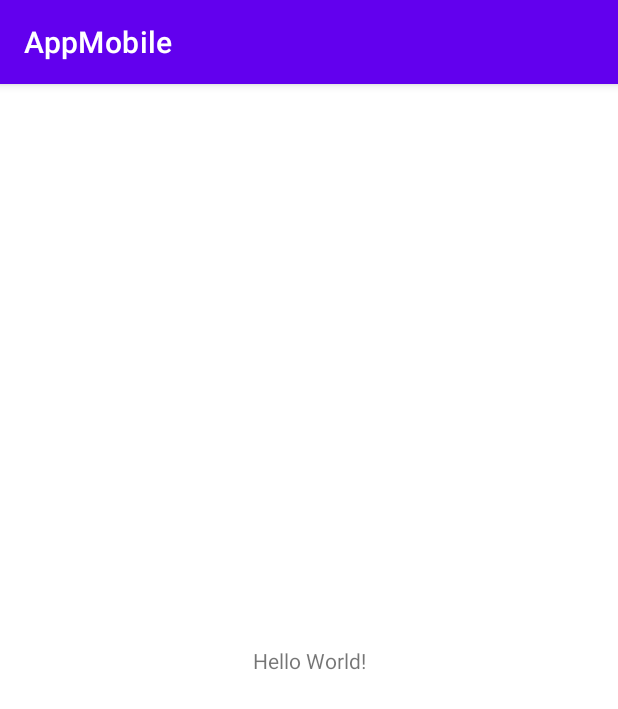
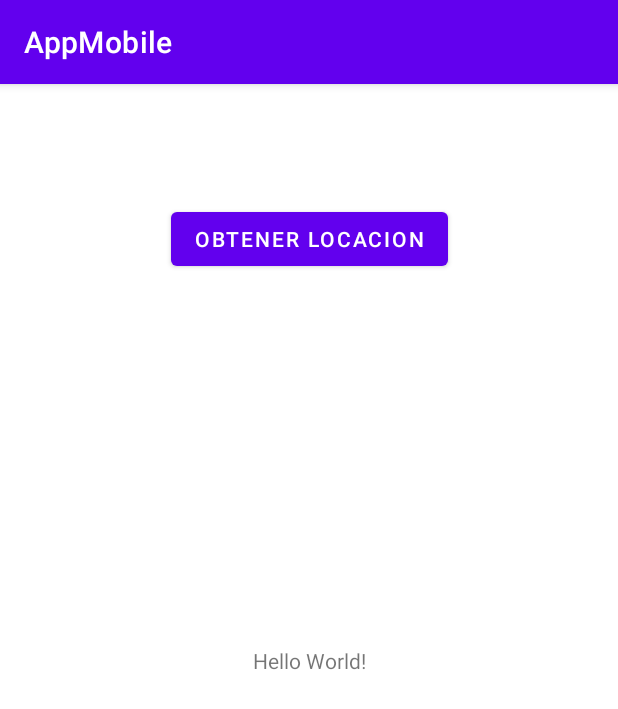
Before and after one commit to AnticuchoNotCucho/SeiCodeProject, an Android app: the screen it shows after launch (MainActivity), on a phone screen of 412 x 824 dp. Shown: the top 709 px of the screen. Run offline under Robolectric (Android 15) with nearby library versions, the phone set to English and light mode, and no system bars.

Commit message:
Creada funcion obtener gps

```diff
--- a/AnticuchoTests/app/build.gradle
+++ b/AnticuchoTests/app/build.gradle
@@ -1,4 +1,6 @@
+
 plugins {
+
     id 'com.android.application'
 }
 
@@ -35,4 +37,6 @@ dependencies {
     testImplementation 'junit:junit:4.13.2'
     androidTestImplementation 'androidx.test.ext:junit:1.1.3'
     androidTestImplementation 'androidx.test.espresso:espresso-core:3.4.0'
+
+    implementation 'com.google.android.gms:play-services-location:17.0.0'
 }
--- a/AnticuchoTests/app/src/main/AndroidManifest.xml
+++ b/AnticuchoTests/app/src/main/AndroidManifest.xml
@@ -2,6 +2,9 @@
 <manifest xmlns:android="http://schemas.android.com/apk/res/android"
     xmlns:tools="http://schemas.android.com/tools"
     package="com.example.appmobile">
+
+    <uses-permission android:name="android.permission.ACCESS_COARSE_LOCATION" />
+    <uses-permission android:name="android.permission.ACCESS_FINE_LOCATION" />
 
 
     <application
--- a/AnticuchoTests/app/src/main/java/com/example/appmobile/MainActivity.java
+++ b/AnticuchoTests/app/src/main/java/com/example/appmobile/MainActivity.java
@@ -1,14 +1,65 @@
 package com.example.appmobile;
 
 import androidx.appcompat.app.AppCompatActivity;
+import androidx.core.app.ActivityCompat;
 
+import android.Manifest;
+import android.content.pm.PackageManager;
+import android.location.Location;
 import android.os.Bundle;
+import android.view.View;
+import android.widget.TextView;
+
+import com.google.android.gms.location.FusedLocationProviderClient;
+import com.google.android.gms.location.LocationServices;
+import com.google.android.gms.tasks.OnSuccessListener;
 
 public class MainActivity extends AppCompatActivity {
+
+    private TextView textView;
+    private String stringLatitude = "0.0";
+    private String stringLongitude = "0.0";
+
+    private FusedLocationProviderClient fusedLocationProviderClient;
+
 
     @Override
     protected void onCreate(Bundle savedInstanceState) {
         super.onCreate(savedInstanceState);
         setContentView(R.layout.activity_main);
+
+        ActivityCompat.requestPermissions(this, new String[]{Manifest.permission.ACCESS_FINE_LOCATION,
+                Manifest.permission.ACCESS_COARSE_LOCATION}, PackageManager.PERMISSION_GRANTED); // Request permission
+        textView = findViewById(R.id.textView);
+    }
+
+    public void buttonGetLocation(View view) {
+        // Do something in response to button click
+        fusedLocationProviderClient = LocationServices.getFusedLocationProviderClient(this);
+        if (ActivityCompat.checkSelfPermission(this, Manifest.permission.ACCESS_FINE_LOCATION) != PackageManager.PERMISSION_GRANTED && ActivityCompat.checkSelfPermission(this, Manifest.permission.ACCESS_COARSE_LOCATION) != PackageManager.PERMISSION_GRANTED) {
+            // TODO: Consider calling
+            //    ActivityCompat#requestPermissions
+            // here to request the missing permissions, and then overriding
+            //   public void onRequestPermissionsResult(int requestCode, String[] permissions,
+            //                                          int[] grantResults)
+            // to handle the case where the user grants the permission. See the documentation
+            // for ActivityCompat#requestPermissions for more details.
+            return;
+        }
+        fusedLocationProviderClient.getLastLocation().addOnSuccessListener(this, new OnSuccessListener<Location>() {
+            @Override
+            public void onSuccess(Location location) {
+                if (location != null) {
+                    stringLatitude = Double.toString(location.getLatitude());
+                    stringLongitude = Double.toString(location.getLongitude());
+                    textView.setText("Latitude: " + stringLatitude + "\nLongitude: " + stringLongitude);
+
+            }
+        }
+
+        });
+
+        textView.setText("Latitude: " + stringLatitude + "\nLongitude: " + stringLongitude);
+
     }
 }
--- a/AnticuchoTests/app/src/main/res/layout/activity_main.xml
+++ b/AnticuchoTests/app/src/main/res/layout/activity_main.xml
@@ -7,6 +7,7 @@
     tools:context=".MainActivity">
 
     <TextView
+        android:id="@+id/textView"
         android:layout_width="wrap_content"
         android:layout_height="wrap_content"
         android:text="Hello World!"
@@ -15,4 +16,17 @@
         app:layout_constraintStart_toStartOf="parent"
         app:layout_constraintTop_toTopOf="parent" />
 
+    <Button
+        android:id="@+id/button"
+        android:layout_width="wrap_content"
+        android:layout_height="wrap_content"
+        android:layout_marginStart="113dp"
+        android:layout_marginTop="79dp"
+        android:layout_marginEnd="113dp"
+        android:onClick="buttonGetLocation"
+        android:text="@string/obtener_locacion"
+        app:layout_constraintEnd_toEndOf="parent"
+        app:layout_constraintStart_toStartOf="parent"
+        app:layout_constraintTop_toTopOf="parent" />
+
 </androidx.constraintlayout.widget.ConstraintLayout>
--- a/AnticuchoTests/app/src/main/res/values/strings.xml
+++ b/AnticuchoTests/app/src/main/res/values/strings.xml
@@ -1,3 +1,4 @@
 <resources>
     <string name="app_name">AppMobile</string>
+    <string name="obtener_locacion">Obtener locacion</string>
 </resources>
```
